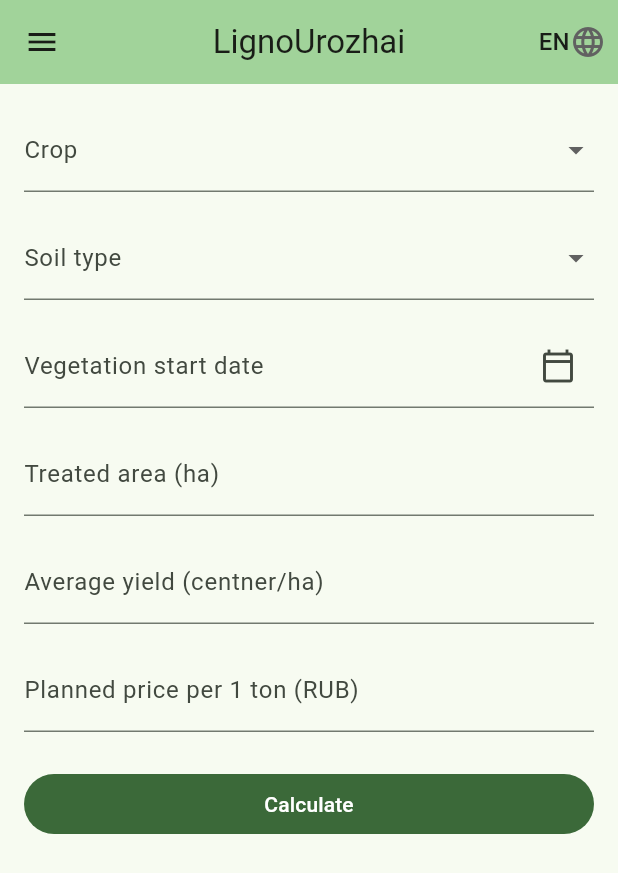
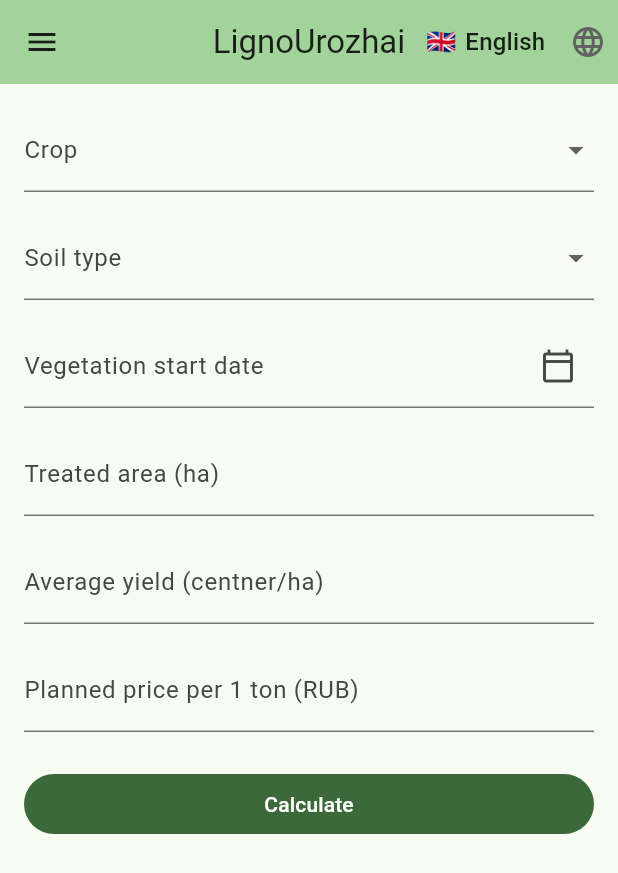
Before and after one commit to norcle/ligno_yield, a Flutter app: the screen it shows after launch, on a phone screen of 412 x 824 dp. Shown: the top 873 px of the screen. Run offline on Flutter 3.47's test engine with Material 3 defaults, Android fonts, the light colour scheme and no system bars; our stand-ins replace lottie; generated files the repository leaves out were written again.

Commit message:
Add flag labels to language selector (#14)

```diff
--- a/lib/widgets/language_selector.dart
+++ b/lib/widgets/language_selector.dart
@@ -5,13 +5,13 @@
 class AppLanguageSelector extends StatelessWidget {
   const AppLanguageSelector({super.key});
 
-  static const Map<String, String> _languageLabels = {
-    'ru': 'RU',
-    'en': 'EN',
-    'uz': 'UZ',
-    'kk': 'KZ',
-    'tg': 'TJ',
-    'ar': 'AR',
+  static const Map<String, _LanguageOption> _languageOptions = {
+    'ru': _LanguageOption(flag: '🇷🇺', label: 'Russian'),
+    'en': _LanguageOption(flag: '🇬🇧', label: 'English'),
+    'uz': _LanguageOption(flag: '🇺🇿', label: 'O‘zbek'),
+    'kk': _LanguageOption(flag: '🇰🇿', label: 'Қазақша'),
+    'tg': _LanguageOption(flag: '🇹🇯', label: 'Тоҷикӣ'),
+    'ar': _LanguageOption(flag: '🇸🇦', label: 'العربية'),
   };
 
   @override
@@ -28,15 +28,62 @@
           }
           controller.setLocale(locale);
         },
+        selectedItemBuilder: (context) {
+          return AppLocaleController.supportedLocales.map((locale) {
+            final option = _languageOptions[locale.languageCode];
+            return _LanguageOptionRow(
+              option: option,
+              fallbackLabel: locale.languageCode,
+              compact: true,
+            );
+          }).toList();
+        },
         items: AppLocaleController.supportedLocales.map((locale) {
-          final label =
-              _languageLabels[locale.languageCode] ?? locale.languageCode;
+          final option = _languageOptions[locale.languageCode];
           return DropdownMenuItem<Locale>(
             value: locale,
-            child: Text(label),
+            child: _LanguageOptionRow(
+              option: option,
+              fallbackLabel: locale.languageCode,
+            ),
           );
         }).toList(),
       ),
     );
   }
 }
+
+class _LanguageOptionRow extends StatelessWidget {
+  const _LanguageOptionRow({
+    required this.option,
+    required this.fallbackLabel,
+    this.compact = false,
+  });
+
+  final _LanguageOption? option;
+  final String fallbackLabel;
+  final bool compact;
+
+  @override
+  Widget build(BuildContext context) {
+    final textTheme = Theme.of(context).textTheme;
+    final label = option?.label ?? fallbackLabel;
+    final flag = option?.flag ?? '🌐';
+
+    return Row(
+      mainAxisSize: MainAxisSize.min,
+      children: [
+        Text(flag, style: textTheme.titleMedium),
+        SizedBox(width: compact ? 6 : 10),
+        Text(label),
+      ],
+    );
+  }
+}
+
+class _LanguageOption {
+  const _LanguageOption({required this.flag, required this.label});
+
+  final String flag;
+  final String label;
+}
```
